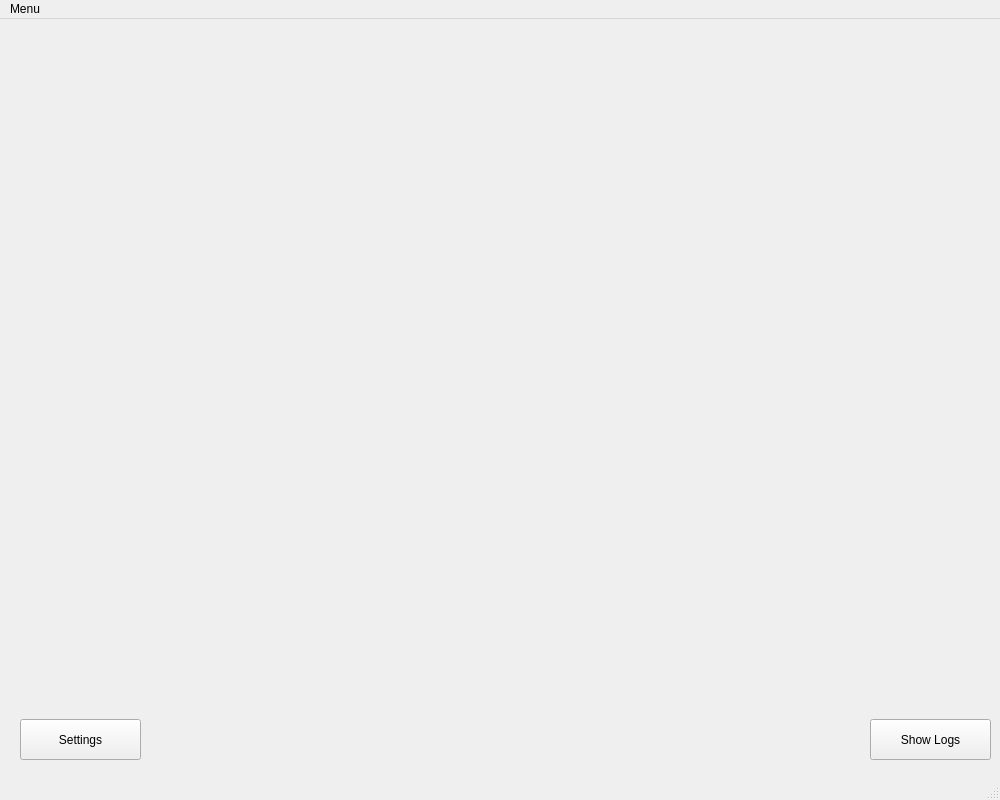
Before: the Qt Designer form sbndprmdaq/mainwindow.ui in marcodeltutto/SBNDPurityMonitorDAQ, drawn with Qt 5.
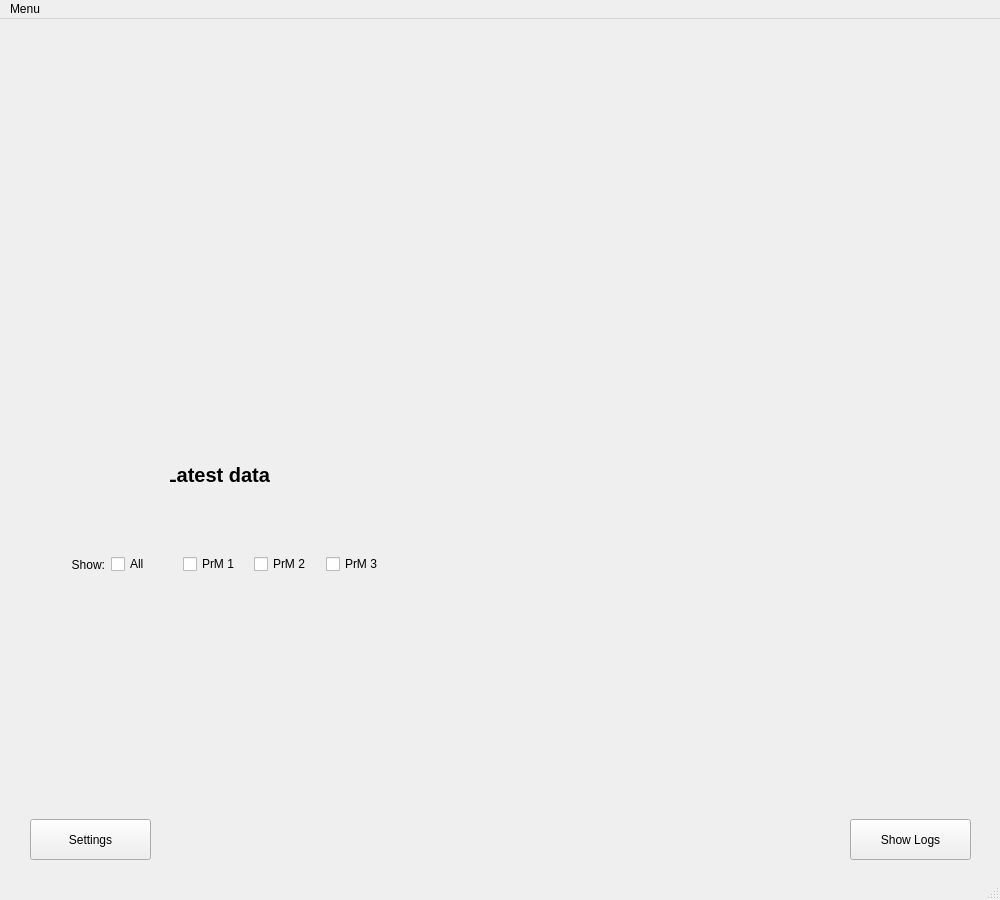
After: the same form once the commit is applied. Custom widgets are drawn as their Qt base class.

Commit message: Adding display for latest data

Patch:
```diff
--- a/sbndprmdaq/mainwindow.ui
+++ b/sbndprmdaq/mainwindow.ui
@@ -7,7 +7,7 @@
     <x>0</x>
     <y>0</y>
     <width>1000</width>
-    <height>800</height>
+    <height>900</height>
    </rect>
   </property>
   <property name="windowTitle">
@@ -18,7 +18,7 @@
     <property name="geometry">
      <rect>
       <x>40</x>
-      <y>460</y>
+      <y>560</y>
       <width>921</width>
       <height>211</height>
      </rect>
@@ -27,8 +27,8 @@
    <widget class="QPushButton" name="_logs_btn">
     <property name="geometry">
      <rect>
-      <x>870</x>
-      <y>700</y>
+      <x>850</x>
+      <y>800</y>
       <width>121</width>
       <height>41</height>
      </rect>
@@ -51,8 +51,8 @@
    <widget class="QPushButton" name="_settings_btn">
     <property name="geometry">
      <rect>
-      <x>20</x>
-      <y>700</y>
+      <x>30</x>
+      <y>800</y>
       <width>121</width>
       <height>41</height>
      </rect>
@@ -61,6 +61,90 @@
      <string>Settings</string>
     </property>
    </widget>
+   <widget class="QWidget" name="horizontalLayoutWidget">
+    <property name="geometry">
+     <rect>
+      <x>40</x>
+      <y>530</y>
+      <width>351</width>
+      <height>31</height>
+     </rect>
+    </property>
+    <layout class="QHBoxLayout" name="horizontalLayout">
+     <item>
+      <widget class="QLabel" name="label">
+       <property name="text">
+        <string>Show:</string>
+       </property>
+       <property name="alignment">
+        <set>Qt::AlignRight|Qt::AlignTrailing|Qt::AlignVCenter</set>
+       </property>
+      </widget>
+     </item>
+     <item>
+      <widget class="QCheckBox" name="_prmall_checkbox">
+       <property name="text">
+        <string>All</string>
+       </property>
+      </widget>
+     </item>
+     <item>
+      <widget class="QCheckBox" name="_prm1_checkbox">
+       <property name="text">
+        <string>PrM 1</string>
+       </property>
+      </widget>
+     </item>
+     <item>
+      <widget class="QCheckBox" name="_prm2_checkbox">
+       <property name="text">
+        <string>PrM 2</string>
+       </property>
+      </widget>
+     </item>
+     <item>
+      <widget class="QCheckBox" name="_prm3_checkbox">
+       <property name="text">
+        <string>PrM 3</string>
+       </property>
+      </widget>
+     </item>
+    </layout>
+   </widget>
+   <widget class="QWidget" name="horizontalLayoutWidget_2">
+    <property name="geometry">
+     <rect>
+      <x>290</x>
+      <y>400</y>
+      <width>701</width>
+      <height>101</height>
+     </rect>
+    </property>
+    <layout class="QHBoxLayout" name="_latest_data_layout"/>
+   </widget>
+   <widget class="QLabel" name="label_2">
+    <property name="geometry">
+     <rect>
+      <x>170</x>
+      <y>440</y>
+      <width>101</width>
+      <height>31</height>
+     </rect>
+    </property>
+    <property name="font">
+     <font>
+      <pointsize>15</pointsize>
+      <weight>75</weight>
+      <bold>true</bold>
+     </font>
+    </property>
+    <property name="text">
+     <string>Latest data:</string>
+    </property>
+    <property name="alignment">
+     <set>Qt::AlignCenter</set>
+    </property>
+   </widget>
   </widget>
   <widget class="QMenuBar" name="menubar">
    <property name="geometry">
```
Left out of the diff: 2 changed lines with no effect on the pictures. The commit also changes 6 other files.
